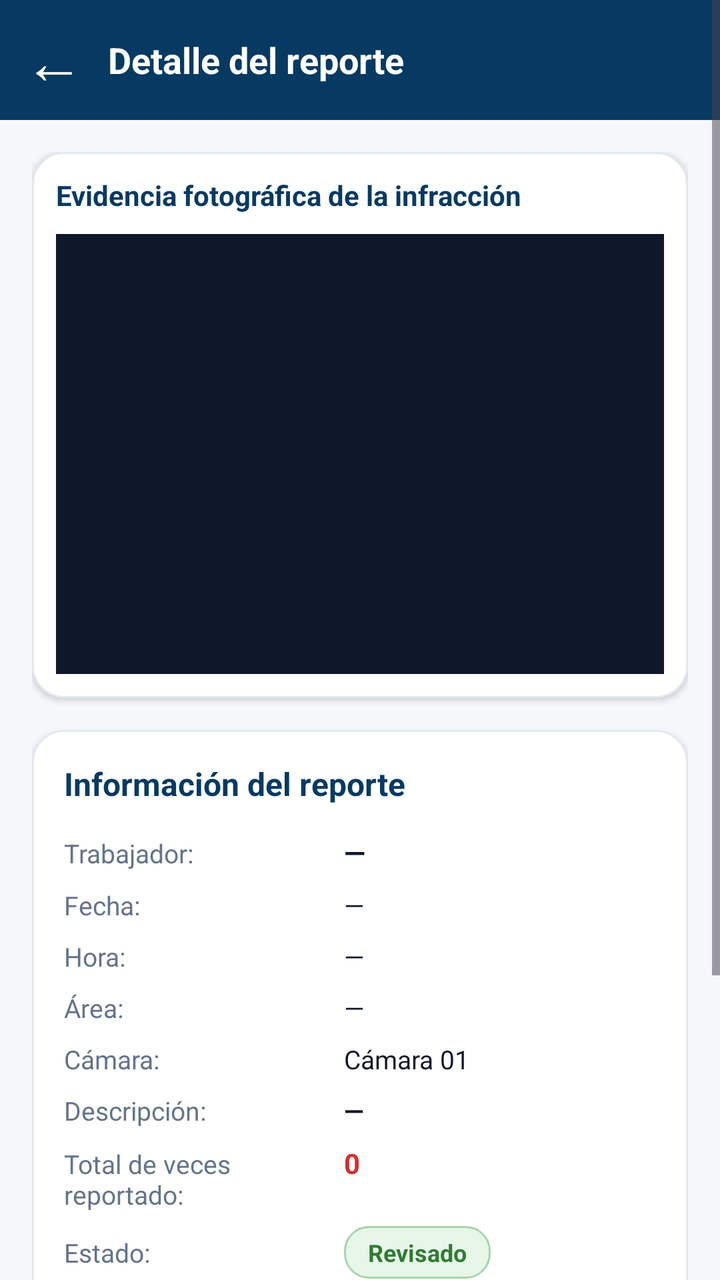
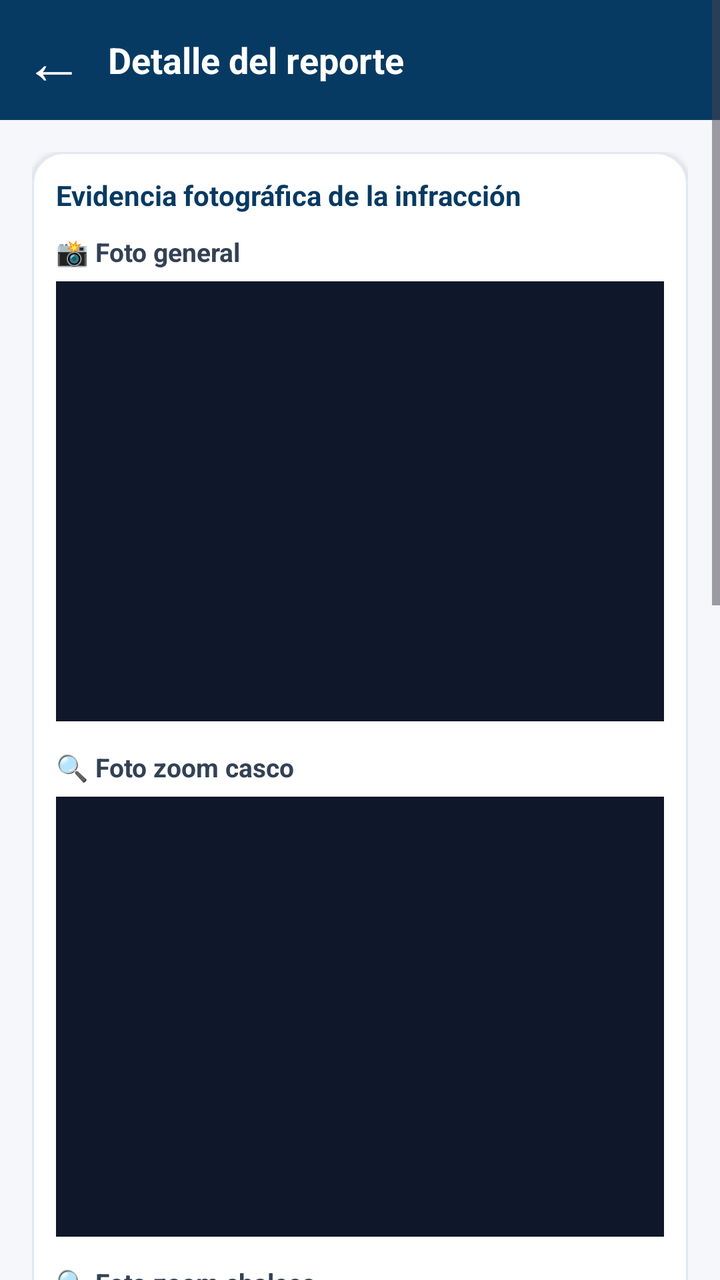

An Android layout rendered at two revisions. The XML below is the earlier revision; the diff shows what the commit changed to produce the second picture.
<!-- AndroidManifest.xml: application theme Theme.SafeVisionAI -->
<!-- res/layout/activity_detalle_reporte.xml -->
<?xml version="1.0" encoding="utf-8"?>
<ScrollView
    xmlns:android="http://schemas.android.com/apk/res/android"
    xmlns:app="http://schemas.android.com/apk/res-auto"
    android:layout_width="match_parent"
    android:layout_height="match_parent"
    android:background="#F5F7FB"
    android:fillViewport="true">

    <LinearLayout
        android:layout_width="match_parent"
        android:layout_height="wrap_content"
        android:orientation="vertical">

        
        
        
        <LinearLayout
            android:layout_width="match_parent"
            android:layout_height="60dp"
            android:background="#073A62"
            android:gravity="center_vertical"
            android:orientation="horizontal"
            android:paddingEnd="16dp">

            <TextView
                android:id="@+id/btnRegresarDetalleReporte"
                android:layout_width="54dp"
                android:layout_height="match_parent"
                android:clickable="true"
                android:focusable="true"
                android:gravity="center"
                android:text="←"
                android:textColor="#FFFFFF"
                android:textSize="30sp" />

            <TextView
                android:layout_width="wrap_content"
                android:layout_height="wrap_content"
                android:text="Detalle del reporte"
                android:textColor="#FFFFFF"
                android:textSize="18sp"
                android:textStyle="bold" />

        </LinearLayout>

        <LinearLayout
            android:layout_width="match_parent"
            android:layout_height="wrap_content"
            android:orientation="vertical"
            android:padding="16dp">

            
            
            
            <com.google.android.material.card.MaterialCardView
                android:layout_width="match_parent"
                android:layout_height="wrap_content"
                android:layout_marginBottom="16dp"
                app:cardBackgroundColor="#FFFFFF"
                app:cardCornerRadius="16dp"
                app:cardElevation="2dp"
                app:strokeColor="#E2E8F0"
                app:strokeWidth="1dp">

                <LinearLayout
                    android:layout_width="match_parent"
                    android:layout_height="wrap_content"
                    android:orientation="vertical"
                    android:padding="12dp">

                    <TextView
                        android:layout_width="wrap_content"
                        android:layout_height="wrap_content"
                        android:layout_marginBottom="10dp"
                        android:text="Evidencia fotográfica de la infracción"
                        android:textColor="#073A62"
                        android:textSize="14sp"
                        android:textStyle="bold" />

                    <FrameLayout
                        android:layout_width="match_parent"
                        android:layout_height="220dp"
                        android:background="#0F172A">

                        <ImageView
                            android:id="@+id/imgDetalleReporteReal"
                            android:layout_width="match_parent"
                            android:layout_height="match_parent"
                            android:scaleType="fitCenter"
                            android:contentDescription="Evidencia real de la alerta" />

                        <ProgressBar
                            android:id="@+id/progressBarFotoReporte"
                            android:layout_width="wrap_content"
                            android:layout_height="wrap_content"
                            android:layout_gravity="center"
                            android:visibility="gone" />

                        <TextView
                            android:id="@+id/txtSinFotoReporte"
                            android:layout_width="wrap_content"
                            android:layout_height="wrap_content"
                            android:layout_gravity="center"
                            android:text="No hay captura disponible"
                            android:textColor="#94A3B8"
                            android:textSize="13sp"
                            android:visibility="gone" />

                    </FrameLayout>

                </LinearLayout>

            </com.google.android.material.card.MaterialCardView>

            
            
            
            <com.google.android.material.card.MaterialCardView
                android:layout_width="match_parent"
                android:layout_height="wrap_content"
                android:layout_marginBottom="16dp"
                app:cardBackgroundColor="#FFFFFF"
                app:cardCornerRadius="16dp"
                app:cardElevation="2dp"
                app:strokeColor="#E2E8F0"
                app:strokeWidth="1dp">

                <LinearLayout
                    android:layout_width="match_parent"
                    android:layout_height="wrap_content"
                    android:orientation="vertical"
                    android:padding="16dp">

                    <TextView
                        android:layout_width="wrap_content"
                        android:layout_height="wrap_content"
                        android:layout_marginBottom="14dp"
                        android:text="Información del reporte"
                        android:textColor="#073A62"
                        android:textSize="16sp"
                        android:textStyle="bold" />

                    
                    <LinearLayout
                        android:layout_width="match_parent"
                        android:layout_height="wrap_content"
                        android:layout_marginBottom="8dp"
                        android:orientation="horizontal">

                        <TextView
                            android:layout_width="140dp"
                            android:layout_height="wrap_content"
                            android:text="Trabajador:"
                            android:textColor="#64748B"
                            android:textSize="13sp" />

                        <TextView
                            android:id="@+id/txtDetalleTrabajador"
                            android:layout_width="0dp"
                            android:layout_height="wrap_content"
                            android:layout_weight="1"
                            android:text="—"
                            android:textColor="#0F172A"
                            android:textSize="14sp"
                            android:textStyle="bold" />

                    </LinearLayout>

                    
                    <LinearLayout
                        android:layout_width="match_parent"
                        android:layout_height="wrap_content"
                        android:layout_marginBottom="8dp"
                        android:orientation="horizontal">

                        <TextView
                            android:layout_width="140dp"
                            android:layout_height="wrap_content"
                            android:text="Fecha:"
                            android:textColor="#64748B"
                            android:textSize="13sp" />

                        <TextView
                            android:id="@+id/txtDetalleFecha"
                            android:layout_width="0dp"
                            android:layout_height="wrap_content"
                            android:layout_weight="1"
                            android:text="—"
                            android:textColor="#0F172A"
                            android:textSize="13sp" />

                    </LinearLayout>

                    
                    <LinearLayout
                        android:layout_width="match_parent"
                        android:layout_height="wrap_content"
                        android:layout_marginBottom="8dp"
                        android:orientation="horizontal">

                        <TextView
                            android:layout_width="140dp"
                            android:layout_height="wrap_content"
                            android:text="Hora:"
                            android:textColor="#64748B"
                            android:textSize="13sp" />

                        <TextView
                            android:id="@+id/txtDetalleHora"
                            android:layout_width="0dp"
                            android:layout_height="wrap_content"
                            android:layout_weight="1"
                            android:text="—"
                            android:textColor="#0F172A"
                            android:textSize="13sp" />

                    </LinearLayout>

                    
                    <LinearLayout
                        android:layout_width="match_parent"
                        android:layout_height="wrap_content"
                        android:layout_marginBottom="8dp"
                        android:orientation="horizontal">

                        <TextView
                            android:layout_width="140dp"
                            android:layout_height="wrap_content"
                            android:text="Área:"
                            android:textColor="#64748B"
                            android:textSize="13sp" />

                        <TextView
                            android:id="@+id/txtDetalleArea"
                            android:layout_width="0dp"
                            android:layout_height="wrap_content"
                            android:layout_weight="1"
                            android:text="—"
                            android:textColor="#0F172A"
                            android:textSize="13sp" />

                    </LinearLayout>

                    
                    <LinearLayout
                        android:layout_width="match_parent"
                        android:layout_height="wrap_content"
                        android:layout_marginBottom="8dp"
                        android:orientation="horizontal">

                        <TextView
                            android:layout_width="140dp"
                            android:layout_height="wrap_content"
                            android:text="Cámara:"
                            android:textColor="#64748B"
                            android:textSize="13sp" />

                        <TextView
                            android:id="@+id/txtDetalleCamara"
                            android:layout_width="0dp"
                            android:layout_height="wrap_content"
                            android:layout_weight="1"
                            android:text="Cámara 01"
                            android:textColor="#0F172A"
                            android:textSize="13sp" />

                    </LinearLayout>

                    
                    <LinearLayout
                        android:layout_width="match_parent"
                        android:layout_height="wrap_content"
                        android:layout_marginBottom="8dp"
                        android:orientation="horizontal">

                        <TextView
                            android:layout_width="140dp"
                            android:layout_height="wrap_content"
                            android:text="Descripción:"
                            android:textColor="#64748B"
                            android:textSize="13sp" />

                        <TextView
                            android:id="@+id/txtDetalleDescripcion"
                            android:layout_width="0dp"
                            android:layout_height="wrap_content"
                            android:layout_weight="1"
                            android:text="—"
                            android:textColor="#0F172A"
                            android:textSize="13sp"
                            android:textStyle="bold" />

                    </LinearLayout>

                    
                    <LinearLayout
                        android:layout_width="match_parent"
                        android:layout_height="wrap_content"
                        android:layout_marginBottom="8dp"
                        android:orientation="horizontal">

                        <TextView
                            android:layout_width="140dp"
                            android:layout_height="wrap_content"
                            android:text="Total de veces reportado:"
                            android:textColor="#64748B"
                            android:textSize="13sp" />

                        <TextView
                            android:id="@+id/txtDetalleTotalVeces"
                            android:layout_width="0dp"
                            android:layout_height="wrap_content"
                            android:layout_weight="1"
                            android:text="0"
                            android:textColor="#D32F2F"
                            android:textSize="14sp"
                            android:textStyle="bold" />

                    </LinearLayout>

                    
                    <LinearLayout
                        android:layout_width="match_parent"
                        android:layout_height="wrap_content"
                        android:gravity="center_vertical"
                        android:orientation="horizontal">

                        <TextView
                            android:layout_width="140dp"
                            android:layout_height="wrap_content"
                            android:text="Estado:"
                            android:textColor="#64748B"
                            android:textSize="13sp" />

                        <TextView
                            android:id="@+id/txtDetalleEstadoBadge"
                            android:layout_width="wrap_content"
                            android:layout_height="wrap_content"
                            android:background="@drawable/bg_badge_revisado"
                            android:paddingStart="12dp"
                            android:paddingTop="5dp"
                            android:paddingEnd="12dp"
                            android:paddingBottom="5dp"
                            android:text="Revisado"
                            android:textColor="#2E7D32"
                            android:textSize="12sp"
                            android:textStyle="bold" />

                    </LinearLayout>

                </LinearLayout>

            </com.google.android.material.card.MaterialCardView>

            
            
            
            <com.google.android.material.card.MaterialCardView
                android:id="@+id/cardDetallesRevision"
                android:layout_width="match_parent"
                android:layout_height="wrap_content"
                android:layout_marginBottom="16dp"
                app:cardBackgroundColor="#FFFFFF"
                app:cardCornerRadius="16dp"
                app:cardElevation="2dp"
                app:strokeColor="#E2E8F0"
                app:strokeWidth="1dp">

                <LinearLayout
                    android:layout_width="match_parent"
                    android:layout_height="wrap_content"
                    android:orientation="vertical"
                    android:padding="16dp">

                    <TextView
                        android:layout_width="wrap_content"
                        android:layout_height="wrap_content"
                        android:layout_marginBottom="14dp"
                        android:text="Detalles de la revisión"
                        android:textColor="#073A62"
                        android:textSize="16sp"
                        android:textStyle="bold" />

                    
                    <LinearLayout
                        android:layout_width="match_parent"
                        android:layout_height="wrap_content"
                        android:layout_marginBottom="8dp"
                        android:orientation="horizontal">

                        <TextView
                            android:layout_width="140dp"
                            android:layout_height="wrap_content"
                            android:text="Revisado por:"
                            android:textColor="#64748B"
                            android:textSize="13sp" />

                        <TextView
                            android:id="@+id/txtDetalleRevisadoPor"
                            android:layout_width="0dp"
                            android:layout_height="wrap_content"
                            android:layout_weight="1"
                            android:text="—"
                            android:textColor="#0F172A"
                            android:textSize="13sp"
                            android:textStyle="bold" />

                    </LinearLayout>

                    
                    <LinearLayout
                        android:layout_width="match_parent"
                        android:layout_height="wrap_content"
                        android:layout_marginBottom="8dp"
                        android:orientation="horizontal">

                        <TextView
                            android:layout_width="140dp"
                            android:layout_height="wrap_content"
                            android:text="Fecha de revisión:"
                            android:textColor="#64748B"
                            android:textSize="13sp" />

                        <TextView
                            android:id="@+id/txtDetalleFechaRevision"
                            android:layout_width="0dp"
                            android:layout_height="wrap_content"
                            android:layout_weight="1"
                            android:text="—"
                            android:textColor="#0F172A"
                            android:textSize="13sp" />

                    </LinearLayout>

                    
                    <LinearLayout
                        android:layout_width="match_parent"
                        android:layout_height="wrap_content"
                        android:orientation="horizontal">

                        <TextView
                            android:layout_width="140dp"
                            android:layout_height="wrap_content"
                            android:text="Observaciones:"
                            android:textColor="#64748B"
                            android:textSize="13sp" />

                        <TextView
                            android:id="@+id/txtDetalleObservaciones"
                            android:layout_width="0dp"
                            android:layout_height="wrap_content"
                            android:layout_weight="1"
                            android:text="—"
                            android:textColor="#0F172A"
                            android:textSize="13sp" />

                    </LinearLayout>

                </LinearLayout>

            </com.google.android.material.card.MaterialCardView>

            
            
            
            <com.google.android.material.card.MaterialCardView
                android:id="@+id/cardPendienteAccion"
                android:layout_width="match_parent"
                android:layout_height="wrap_content"
                android:layout_marginBottom="16dp"
                android:visibility="gone"
                app:cardBackgroundColor="#FFFFFF"
                app:cardCornerRadius="16dp"
                app:cardElevation="2dp"
                app:strokeColor="#E2E8F0"
                app:strokeWidth="1dp">

                <LinearLayout
                    android:layout_width="match_parent"
                    android:layout_height="wrap_content"
                    android:orientation="vertical"
                    android:padding="16dp">

                    <LinearLayout
                        android:layout_width="match_parent"
                        android:layout_height="wrap_content"
                        android:layout_marginBottom="14dp"
                        android:orientation="horizontal">

                        <TextView
                            android:layout_width="140dp"
                            android:layout_height="wrap_content"
                            android:text="Observaciones:"
                            android:textColor="#64748B"
                            android:textSize="13sp" />

                        <TextView
                            android:layout_width="0dp"
                            android:layout_height="wrap_content"
                            android:layout_weight="1"
                            android:text="—"
                            android:textColor="#64748B"
                            android:textSize="13sp" />

                    </LinearLayout>

                    <com.google.android.material.button.MaterialButton
                        android:id="@+id/btnIrAlertas"
                        android:layout_width="match_parent"
                        android:layout_height="50dp"
                        android:backgroundTint="#073A62"
                        android:text="Ir a Alertas"
                        android:textColor="#FFFFFF"
                        android:textSize="15sp"
                        android:textStyle="bold"
                        app:cornerRadius="12dp"
                        app:icon="@android:drawable/ic_dialog_alert"
                        app:iconGravity="textStart"
                        app:iconPadding="10dp"
                        app:iconTint="#FFFFFF" />

                </LinearLayout>

            </com.google.android.material.card.MaterialCardView>

        </LinearLayout>

    </LinearLayout>

</ScrollView>
<!-- resources referenced by this layout -->
<resources>
  <!-- drawable bg_badge_revisado (drawable) -->
  <?xml version="1.0" encoding="utf-8"?>
  <shape xmlns:android="http://schemas.android.com/apk/res/android">
      <solid android:color="#E8F5E9" />
      <stroke android:width="1dp" android:color="#A5D6A7" />
      <corners android:radius="12dp" />
  </shape>
  <style name="Theme.SafeVisionAI" parent="Base.Theme.SafeVisionAI" />
  <style name="Base.Theme.SafeVisionAI" parent="Theme.Material3.DayNight.NoActionBar">
          
          
      </style>
</resources>

<!-- the commit's change to res/layout/activity_detalle_reporte.xml (unified diff, before → after) -->
@@ -78,7 +78,18 @@
                         android:textSize="14sp"
                         android:textStyle="bold" />
 
+                    
+                    <TextView
+                        android:layout_width="wrap_content"
+                        android:layout_height="wrap_content"
+                        android:layout_marginBottom="6dp"
+                        android:text="📸 Foto general"
+                        android:textColor="#334155"
+                        android:textSize="13sp"
+                        android:textStyle="bold" />
+
                     <FrameLayout
+                        android:id="@+id/layoutFotoGeneralReporte"
                         android:layout_width="match_parent"
                         android:layout_height="220dp"
                         android:background="#0F172A">
@@ -88,7 +99,7 @@
                             android:layout_width="match_parent"
                             android:layout_height="match_parent"
                             android:scaleType="fitCenter"
-                            android:contentDescription="Evidencia real de la alerta" />
+                            android:contentDescription="Foto general de la infracción" />
 
                         <ProgressBar
                             android:id="@+id/progressBarFotoReporte"
@@ -108,6 +119,106 @@
                             android:visibility="gone" />
 
                     </FrameLayout>
+
+                    
+                    <LinearLayout
+                        android:id="@+id/layoutZoomCascoReporte"
+                        android:layout_width="match_parent"
+                        android:layout_height="wrap_content"
+                        android:layout_marginTop="14dp"
+                        android:orientation="vertical">
+
+                        <TextView
+                            android:layout_width="wrap_content"
+                            android:layout_height="wrap_content"
+                            android:layout_marginBottom="6dp"
+                            android:text="🔍 Foto zoom casco"
+                            android:textColor="#334155"
+                            android:textSize="13sp"
+                            android:textStyle="bold" />
+
+                        <FrameLayout
+                            android:layout_width="match_parent"
+                            android:layout_height="220dp"
+                            android:background="#0F172A">
+
+                            <ImageView
+                                android:id="@+id/imgZoomCascoReporte"
+                                android:layout_width="match_parent"
+                                android:layout_height="match_parent"
+                                android:scaleType="fitCenter"
+                                android:contentDescription="Foto zoom casco" />
+
+                            <ProgressBar
+                                android:id="@+id/progressBarZoomCasco"
+                                android:layout_width="wrap_content"
+                                android:layout_height="wrap_content"
+                                android:layout_gravity="center"
+                                android:visibility="gone" />
+
+                            <TextView
+                                android:id="@+id/txtSinZoomCasco"
+                                android:layout_width="wrap_content"
+                                android:layout_height="wrap_content"
+                                android:layout_gravity="center"
+                                android:text="No hay zoom de casco disponible"
+                                android:textColor="#94A3B8"
+                                android:textSize="13sp"
+                                android:visibility="gone" />
+
+                        </FrameLayout>
+
+                    </LinearLayout>
+
+                    
+                    <LinearLayout
+                        android:id="@+id/layoutZoomChalecoReporte"
+                        android:layout_width="match_parent"
+                        android:layout_height="wrap_content"
+                        android:layout_marginTop="14dp"
+                        android:orientation="vertical">
+
+                        <TextView
+                            android:layout_width="wrap_content"
+                            android:layout_height="wrap_content"
+                            android:layout_marginBottom="6dp"
+                            android:text="🔍 Foto zoom chaleco"
+                            android:textColor="#334155"
+                            android:textSize="13sp"
+                            android:textStyle="bold" />
+
+                        <FrameLayout
+                            android:layout_width="match_parent"
+                            android:layout_height="220dp"
+                            android:background="#0F172A">
+
+                            <ImageView
+                                android:id="@+id/imgZoomChalecoReporte"
+                                android:layout_width="match_parent"
+                                android:layout_height="match_parent"
+                                android:scaleType="fitCenter"
+                                android:contentDescription="Foto zoom chaleco" />
+
+                            <ProgressBar
+                                android:id="@+id/progressBarZoomChaleco"
+                                android:layout_width="wrap_content"
+                                android:layout_height="wrap_content"
+                                android:layout_gravity="center"
+                                android:visibility="gone" />
+
+                            <TextView
+                                android:id="@+id/txtSinZoomChaleco"
+                                android:layout_width="wrap_content"
+                                android:layout_height="wrap_content"
+                                android:layout_gravity="center"
+                                android:text="No hay zoom de chaleco disponible"
+                                android:textColor="#94A3B8"
+                                android:textSize="13sp"
+                                android:visibility="gone" />
+
+                        </FrameLayout>
+
+                    </LinearLayout>
 
                 </LinearLayout>
 
@@ -177,45 +288,33 @@
                         <TextView
                             android:layout_width="140dp"
                             android:layout_height="wrap_content"
-                            android:text="Fecha:"
-                            android:textColor="#64748B"
-                            android:textSize="13sp" />
-
-                        <TextView
-                            android:id="@+id/txtDetalleFecha"
-                            android:layout_width="0dp"
-                            android:layout_height="wrap_content"
-                            android:layout_weight="1"
-                            android:text="—"
-                            android:textColor="#0F172A"
-                            android:textSize="13sp" />
-
-                    </LinearLayout>
-
-                    
-                    <LinearLayout
-                        android:layout_width="match_parent"
-                        android:layout_height="wrap_content"
-                        android:layout_marginBottom="8dp"
-                        android:orientation="horizontal">
-
-                        <TextView
-                            android:layout_width="140dp"
-                            android:layout_height="wrap_content"
-                            android:text="Hora:"
-                            android:textColor="#64748B"
-                            android:textSize="13sp" />
-
-                        <TextView
-                            android:id="@+id/txtDetalleHora"
-                            android:layout_width="0dp"
-                            android:layout_height="wrap_content"
-                            android:layout_weight="1"
-                            android:text="—"
-                            android:textColor="#0F172A"
-                            android:textSize="13sp" />
-
-                    </LinearLayout>
+                            android:text="Fecha y hora:"
+                            android:textColor="#64748B"
+                            android:textSize="13sp" />
+
+                        <TextView
+                            android:id="@+id/txtDetalleFechaHora"
+                            android:layout_width="0dp"
+                            android:layout_height="wrap_content"
+                            android:layout_weight="1"
+                            android:text="—"
+                            android:textColor="#0F172A"
+                            android:textSize="13sp" />
+
+                    </LinearLayout>
+
+                    
+                    <TextView
+                        android:id="@+id/txtDetalleFecha"
+                        android:layout_width="0dp"
+                        android:layout_height="0dp"
+                        android:visibility="gone" />
+
+                    <TextView
+                        android:id="@+id/txtDetalleHora"
+                        android:layout_width="0dp"
+                        android:layout_height="0dp"
+                        android:visibility="gone" />
 
                     
                     <LinearLayout
